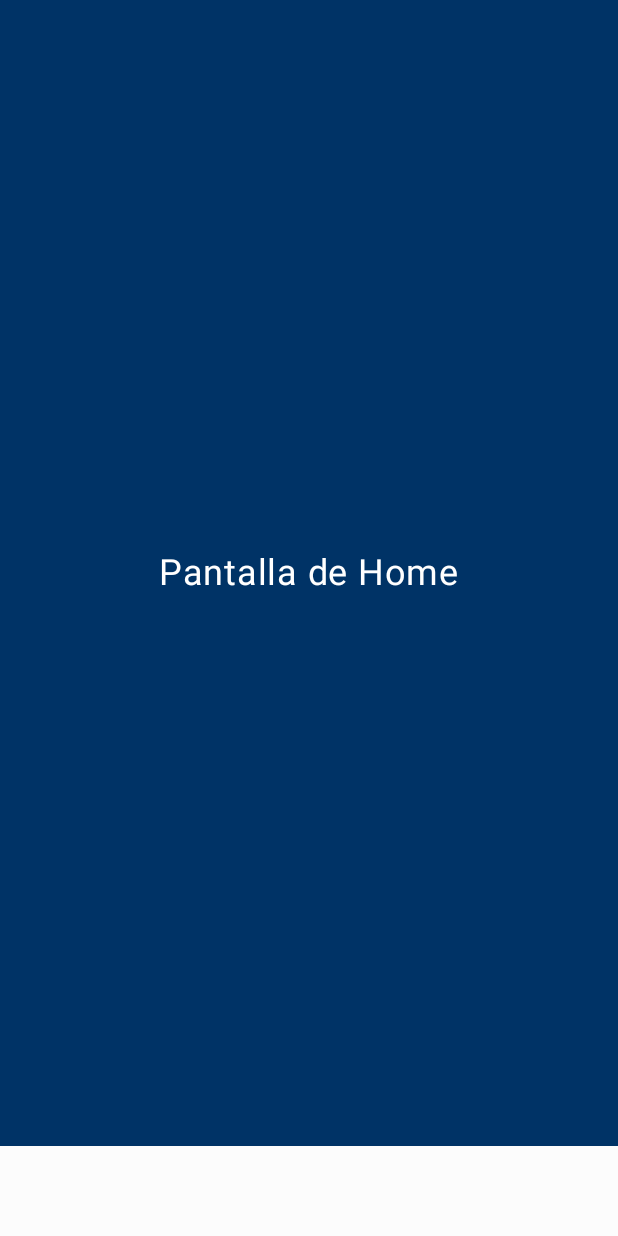
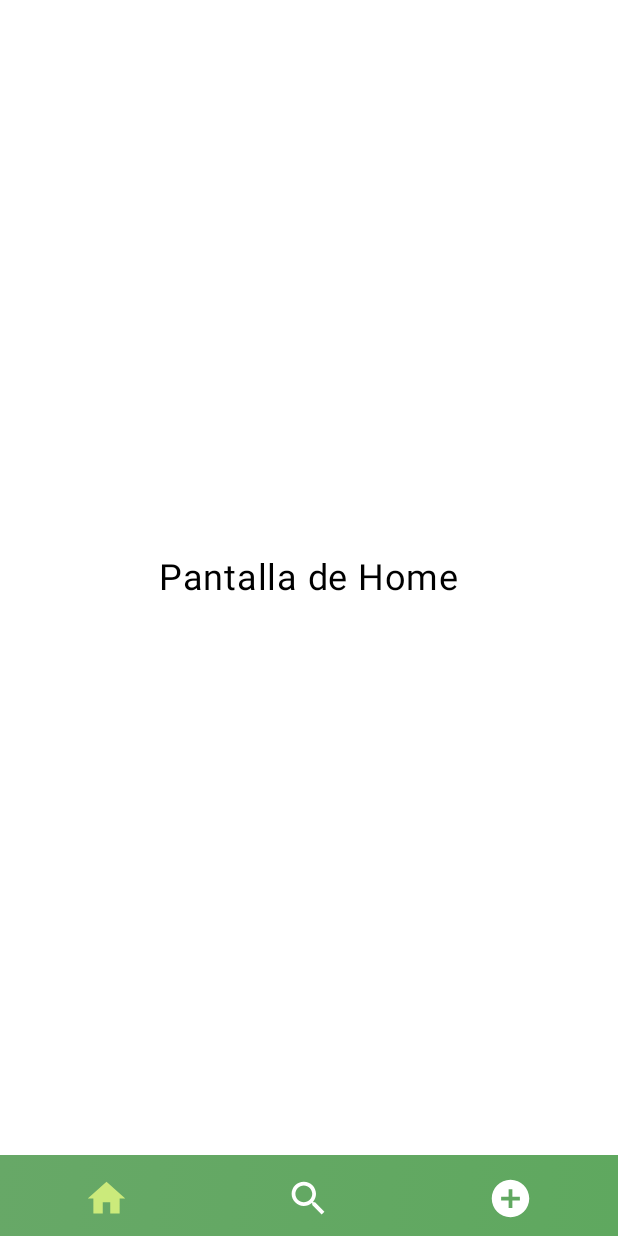
Before and after one commit to ramrom39/SistemaGestionBiblioteca, an Android app built with Jetpack Compose: the screen it shows after launch (MainActivity), after a tap on "Iniciar sesión", on a phone screen of 412 x 824 dp. Run offline under Robolectric (Android 15) with nearby library versions, the light colour scheme and no system bars.

Commit message:
Primer commit

```diff
--- a/app/src/main/java/com/example/sistemagestionbiblioteca/MainActivity.kt
+++ b/app/src/main/java/com/example/sistemagestionbiblioteca/MainActivity.kt
@@ -11,6 +11,9 @@ import androidx.compose.material3.Text
 import androidx.compose.runtime.Composable
 import androidx.compose.ui.Modifier
 import androidx.compose.ui.tooling.preview.Preview
+import androidx.core.view.WindowCompat
+import androidx.core.view.WindowInsetsCompat
+import androidx.core.view.WindowInsetsControllerCompat
 import com.example.sistemagestionbiblioteca.navigation.AppNavigation
 import com.example.sistemagestionbiblioteca.ui.theme.SistemaGestionBibliotecaTheme
 
@@ -18,6 +21,16 @@ class MainActivity : ComponentActivity() {
     override fun onCreate(savedInstanceState: Bundle?) {
         super.onCreate(savedInstanceState)
         enableEdgeToEdge()
+
+        // Evita que el sistema ajuste los insets para que puedas ocultar las barras del sistema.
+        WindowCompat.setDecorFitsSystemWindows(window, false)
+
+        // Obtén el controlador de insets y oculta la barra de navegación.
+        val controller = WindowInsetsControllerCompat(window, window.decorView)
+        controller.hide(WindowInsetsCompat.Type.navigationBars())
+        // Permite que se puedan mostrar temporalmente con un gesto
+        controller.systemBarsBehavior = WindowInsetsControllerCompat.BEHAVIOR_SHOW_TRANSIENT_BARS_BY_SWIPE
+
         setContent {
             SistemaGestionBibliotecaTheme {
                 AppNavigation()
--- a/app/src/main/java/com/example/sistemagestionbiblioteca/navigation/AppNavigation.kt
+++ b/app/src/main/java/com/example/sistemagestionbiblioteca/navigation/AppNavigation.kt
@@ -43,18 +43,9 @@ import androidx.compose.ui.draw.drawBehind
 fun AppNavigation() {
     val navController = rememberNavController()
 
-    Scaffold(
-        bottomBar = {
-            BottomBar(navController) // ✅ BottomBar centralizada aquí
-        },
-        containerColor = Color(0xFFFCFCFC)
-    ) { innerPadding ->
-
         NavHost(
             navController = navController,
             startDestination = AppScreens.Login.route,
-            modifier = Modifier
-                .padding(innerPadding)
         ) {
             composable(AppScreens.Login.route) {
                 Login(navController)
@@ -73,102 +64,3 @@ fun AppNavigation() {
             }
         }
     }
-}
-
-@Composable
-fun BottomBar(navController: NavController) {
-    val currentRoute = navController.currentBackStackEntry?.destination?.route
-
-    // Rutas donde se debe mostrar la BottomBar
-    val visibleRoutes = listOf(
-        AppScreens.Home.route,
-        AppScreens.Shelves.route,
-        AppScreens.History.route
-    )
-
-    // Si la ruta actual no está en la lista, no mostramos la BottomBar
-    if (currentRoute !in visibleRoutes) return
-
-    // Gradiente de fondo para la barra
-    val gradientBrush = Brush.linearGradient(
-        colors = listOf(
-            Color(0xFF67A867), // Verde claro
-            Color(0xFF5FA85F)  // Verde más oscuro
-        )
-    )
-
-    BottomAppBar(
-        containerColor = Color.Transparent,
-        contentColor = Color.White,
-        modifier = Modifier
-            .fillMaxWidth()
-            .drawBehind { drawRect(gradientBrush) }
-            .height(54.dp)
-    ) {
-        // HOME
-        NavigationBarItem(
-            icon = {
-                Icon(
-                    imageVector = Icons.Filled.Home,
-                    contentDescription = "Inicio",
-                    modifier = Modifier.size(30.dp)
-                )
-            },
-            selected = currentRoute == AppScreens.Home.route,
-            onClick = {
-                if (currentRoute != AppScreens.Home.route) {
-                    navController.navigate(AppScreens.Home.route)
-                }
-            },
-            colors = NavigationBarItemDefaults.colors(
-                selectedIconColor = Color(0xFFCBEA7B),
-                unselectedIconColor = Color.White,
-                indicatorColor = Color.Transparent
-            )
-        )
-
-        // HISTORY
-        NavigationBarItem(
-            icon = {
-                Icon(
-                    imageVector = Icons.Filled.Search,
-                    contentDescription = "Historial",
-                    modifier = Modifier.size(30.dp)
-                )
-            },
-            selected = currentRoute == AppScreens.History.route,
-            onClick = {
-                if (currentRoute != AppScreens.History.route) {
-                    navController.navigate(AppScreens.History.route)
-                }
-            },
-            colors = NavigationBarItemDefaults.colors(
-                selectedIconColor = Color(0xFFCBEA7B),
-                unselectedIconColor = Color.White,
-                indicatorColor = Color.Transparent
-            )
-        )
-
-        // SHELVES
-        NavigationBarItem(
-            icon = {
-                Icon(
-                    imageVector = Icons.Filled.AddCircle,
-                    contentDescription = "Estanterías",
-                    modifier = Modifier.size(30.dp)
-                )
-            },
-            selected = currentRoute == AppScreens.Shelves.route,
-            onClick = {
-                if (currentRoute != AppScreens.Shelves.route) {
-                    navController.navigate(AppScreens.Shelves.route)
-                }
-            },
-            colors = NavigationBarItemDefaults.colors(
-                selectedIconColor = Color(0xFFCBEA7B),
-                unselectedIconColor = Color.White,
-                indicatorColor = Color.Transparent
-            )
-        )
-    }
-}
--- /dev/null
+++ b/app/src/main/java/com/example/sistemagestionbiblioteca/navigation/bottomBar.kt
@@ -0,0 +1,120 @@
+package com.example.sistemagestionbiblioteca.navigation
+
+import androidx.compose.foundation.layout.fillMaxWidth
+import androidx.compose.foundation.layout.height
+import androidx.compose.foundation.layout.size
+import androidx.compose.foundation.layout.navigationBarsPadding
+import androidx.compose.material.icons.Icons
+import androidx.compose.material.icons.filled.AddCircle
+import androidx.compose.material.icons.filled.Home
+import androidx.compose.material.icons.filled.Search
+import androidx.compose.material3.BottomAppBar
+import androidx.compose.material3.Icon
+import androidx.compose.material3.NavigationBarItem
+import androidx.compose.material3.NavigationBarItemDefaults
+import androidx.compose.runtime.Composable
+import androidx.compose.runtime.getValue
+import androidx.compose.ui.Modifier
+import androidx.compose.ui.draw.drawBehind
+import androidx.compose.ui.graphics.Brush
+import androidx.compose.ui.graphics.Color
+import androidx.compose.ui.unit.dp
+import androidx.navigation.NavController
+import androidx.navigation.compose.currentBackStackEntryAsState
+
+
+@Composable
+fun BottomBar(navController: NavController) {
+    // Obtenemos la ruta actual usando currentBackStackEntryAsState para reactividad
+    val navBackStackEntry by navController.currentBackStackEntryAsState()
+    val currentRoute = navBackStackEntry?.destination?.route
+
+    // Definimos las rutas en las que se muestra la BottomBar
+    val visibleRoutes = listOf(
+        AppScreens.Home.route,
+        AppScreens.Shelves.route,
+        AppScreens.History.route
+    )
+
+    if (currentRoute !in visibleRoutes) return
+
+    val gradientBrush = Brush.linearGradient(
+        colors = listOf(
+            Color(0xFF67A867), // Verde claro
+            Color(0xFF5FA85F)  // Verde oscuro
+        )
+    )
+
+    BottomAppBar(
+        containerColor = Color.Transparent,
+        modifier = Modifier
+            .fillMaxWidth()
+            .drawBehind { drawRect(gradientBrush) }
+            .height(54.dp)
+            .navigationBarsPadding(), // Agrega padding para evitar solapamiento con la barra del sistema
+        contentColor = Color.White
+    ) {
+        NavigationBarItem(
+            icon = {
+                Icon(
+                    imageVector = Icons.Filled.Home,
+                    contentDescription = "Inicio",
+                    modifier = Modifier.size(30.dp)
+                )
+            },
+            selected = currentRoute == AppScreens.Home.route,
+            onClick = {
+                if (currentRoute != AppScreens.Home.route) {
+                    navController.navigate(AppScreens.Home.route)
+                }
+            },
+            colors = NavigationBarItemDefaults.colors(
+                selectedIconColor = Color(0xFFCBEA7B),
+                unselectedIconColor = Color.White,
+                indicatorColor = Color.Transparent
+            )
+        )
+
+        NavigationBarItem(
+            icon = {
+                Icon(
+                    imageVector = Icons.Filled.Search,
+                    contentDescription = "Historial",
+                    modifier = Modifier.size(30.dp)
+                )
+            },
+            selected = currentRoute == AppScreens.History.route,
+            onClick = {
+                if (currentRoute != AppScreens.History.route) {
+                    navController.navigate(AppScreens.History.route)
+                }
+            },
+            colors = NavigationBarItemDefaults.colors(
+                selectedIconColor = Color(0xFFCBEA7B),
+                unselectedIconColor = Color.White,
+                indicatorColor = Color.Transparent
+            )
+        )
+
+        NavigationBarItem(
+            icon = {
+                Icon(
+                    imageVector = Icons.Filled.AddCircle,
+                    contentDescription = "Estanterías",
+                    modifier = Modifier.size(30.dp)
+                )
+            },
+            selected = currentRoute == AppScreens.Shelves.route,
+            onClick = {
+                if (currentRoute != AppScreens.Shelves.route) {
+                    navController.navigate(AppScreens.Shelves.route)
+                }
+            },
+            colors = NavigationBarItemDefaults.colors(
+                selectedIconColor = Color(0xFFCBEA7B),
+                unselectedIconColor = Color.White,
+                indicatorColor = Color.Transparent
+            )
+        )
+    }
+}
--- a/app/src/main/java/com/example/sistemagestionbiblioteca/screens/Home.kt
+++ b/app/src/main/java/com/example/sistemagestionbiblioteca/screens/Home.kt
@@ -1,32 +1,34 @@
 package com.example.sistemagestionbiblioteca.screens
+
 
 import androidx.compose.foundation.background
 import androidx.compose.foundation.layout.Box
 import androidx.compose.foundation.layout.fillMaxSize
 import androidx.compose.foundation.layout.padding
+import androidx.compose.material3.Scaffold
+import androidx.compose.material3.Text
 import androidx.compose.runtime.Composable
-import androidx.navigation.NavHostController
-import androidx.compose.material3.Text
 import androidx.compose.ui.Alignment
 import androidx.compose.ui.Modifier
 import androidx.compose.ui.graphics.Color
-import androidx.compose.ui.unit.dp
 import androidx.compose.ui.unit.sp
 import androidx.navigation.NavController
+import com.example.sistemagestionbiblioteca.navigation.BottomBar
 
 @Composable
 fun Home(navController: NavController) {
-    Box(
-        modifier = Modifier
-            .fillMaxSize()
-            .padding(bottom = 60.dp) // 👈 le damos espacio manual para no tapar la BottomBar
-            .background(Color(0xFF003366)), // Fondo azul oscuro
-        contentAlignment = Alignment.Center
-    ) {
-        Text(
-            text = "Pantalla de Home",
-            color = Color.White,
-            fontSize = 24.sp
-        )
+    Scaffold(
+        bottomBar = { BottomBar(navController) },
+        containerColor = Color(0xFFFFFFFF)
+    ) { innerPadding ->
+        Box(
+            modifier = Modifier
+                .fillMaxSize()
+                .padding(innerPadding) // Respeta el padding del Scaffold para que no tape la BottomBar
+                .background(Color(0xFFFFFFFF)), // Fondo azul oscuro para Home
+            contentAlignment = Alignment.Center
+        ) {
+            Text(text = "Pantalla de Home", color = Color.Black, fontSize = 24.sp)
+        }
     }
 }
--- a/app/src/main/java/com/example/sistemagestionbiblioteca/screens/Login.kt
+++ b/app/src/main/java/com/example/sistemagestionbiblioteca/screens/Login.kt
@@ -22,6 +22,7 @@ import androidx.compose.ui.unit.dp
 import androidx.compose.ui.unit.sp
 import androidx.navigation.NavController
 import com.example.sistemagestionbiblioteca.navigation.AppScreens
+import com.example.sistemagestionbiblioteca.navigation.BottomBar
 
 @Composable
 fun Login(navController: NavController) {
@@ -31,6 +32,8 @@ fun Login(navController: NavController) {
     var showPassword by remember { mutableStateOf(false) }
     var errorMessage by remember { mutableStateOf("") }
 
+    val context = LocalContext.current
+
     val gradientBrush = Brush.radialGradient(
         colors = listOf(Color(0xFF045043), Color.Black),
         center = Offset(0.5f, 0.5f),
@@ -39,11 +42,10 @@ fun Login(navController: NavController) {
 
     Scaffold(
         modifier = Modifier.fillMaxSize()
-        // ❌ NO hay bottomBar aquí
     ) { innerPadding ->
         Box(
             modifier = Modifier
-                .padding(60.dp)
+                .padding(innerPadding)
                 .fillMaxSize()
                 .background(gradientBrush)
                 .pointerInput(Unit) { detectTapGestures { focusManager.clearFocus() } }
```
Also changed, not shown: app/src/main/java/com/example/sistemagestionbiblioteca/screens/History.kt (+26 -2 lines), app/src/main/java/com/example/sistemagestionbiblioteca/screens/Shelves.kt (+26 -2 lines).
